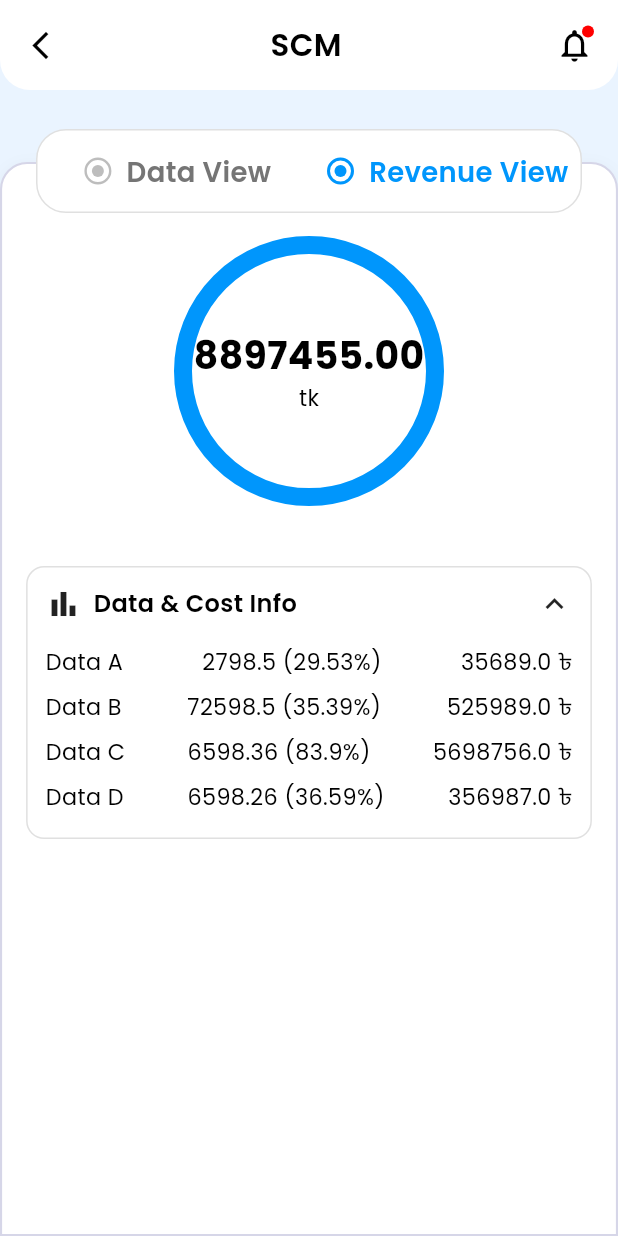
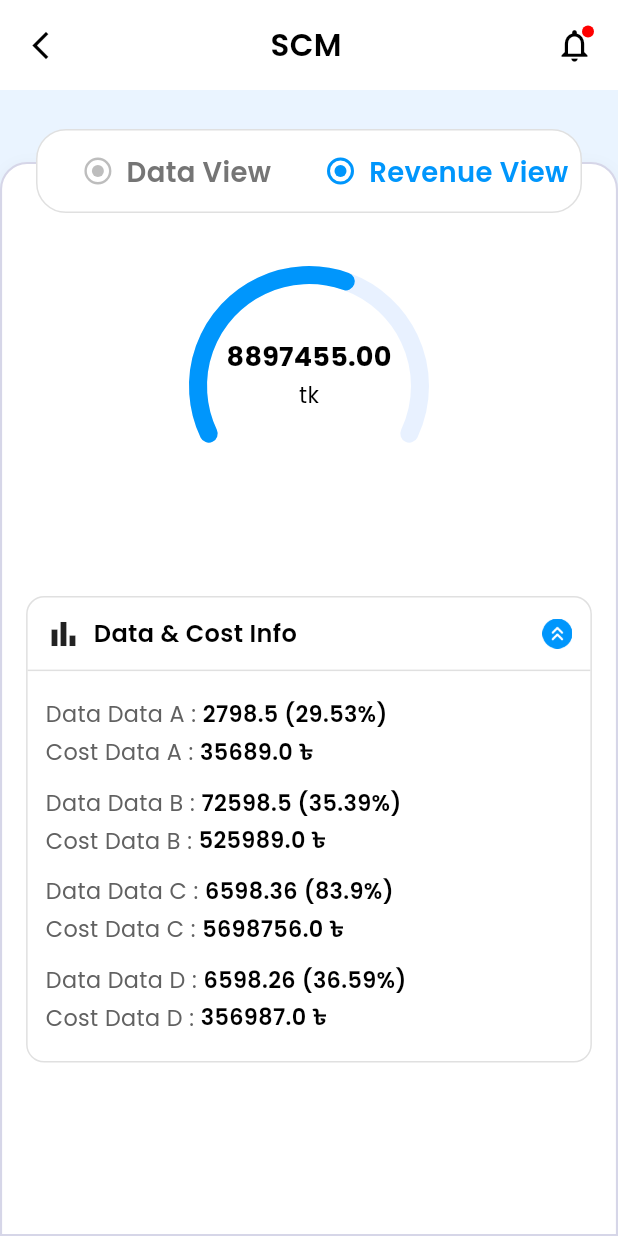
Before and after one commit to AshirRahman/scube, a Flutter app: the DataRevenueScreen screen opened directly, after a tap on "Custom Date Data", after a tap on "Revenue View", on a phone screen of 412 x 824 dp. Run offline on Flutter 3.47's test engine with Material 3 defaults, Android fonts, the phone set to English and light mode, and no system bars; drawn by our look-alikes of syncfusion_flutter_gauges; our stand-ins replace flutter_screenutil, flutter_svg, get, google_fonts, logger, shared_preferences; accounts and stored records are empty.

Commit message:
metric circle fixed, data revenue screen fixed

```diff
--- a/lib/core/common/widgets/custom_appbar.dart
+++ b/lib/core/common/widgets/custom_appbar.dart
@@ -1,4 +1,5 @@
 import 'package:flutter/material.dart';
+import 'package:flutter/services.dart';
 import 'package:scube/core/utils/constants/colors.dart';
 import 'package:scube/core/common/styles/global_text_style.dart';
 
@@ -23,7 +24,16 @@ class CustomAppBar extends StatelessWidget implements PreferredSizeWidget {
 
   @override
   Widget build(BuildContext context) {
-    return SafeArea(
+    return AnnotatedRegion<SystemUiOverlayStyle>(
+      value: const SystemUiOverlayStyle(
+        statusBarColor: AppColors.white,
+        statusBarIconBrightness: Brightness.dark,
+        statusBarBrightness: Brightness.light,
+      ),
+      child: Container(
+        color: AppColors.white,
+        child: SafeArea(
+          top: true,
           bottom: false,
           child: Container(
             height: preferredSize.height,
@@ -93,6 +103,8 @@ class CustomAppBar extends StatelessWidget implements PreferredSizeWidget {
               ],
             ),
           ),
+        ),
+      ),
     );
   }
 }
--- a/lib/features/data_revenue/controller/data_revenue_controller.dart
+++ b/lib/features/data_revenue/controller/data_revenue_controller.dart
@@ -14,8 +14,8 @@ class DataRevenueController extends GetxController {
   RxBool isExpanded = true.obs;
 
   // Metric value
-  RxDouble metricValue = 5.53.obs;
-  RxString metricUnit = "kw".obs;
+  RxDouble metricValue = 55.00.obs;
+  RxString metricUnit = "kWh/Sqft".obs;
 
   // Dummy list
   RxList<DataCostModel> dataCostList = <DataCostModel>[
@@ -49,8 +49,8 @@ class DataRevenueController extends GetxController {
     selectedView.value = type;
 
     if (type == DataRevenueViewType.data) {
-      metricValue.value = 5.53;
-      metricUnit.value = "kw";
+      metricValue.value = 55.00;
+      metricUnit.value = "kWh/Sqft";
     } else {
       metricValue.value = 8897455;
       metricUnit.value = "tk";
--- a/lib/features/data_revenue/screen/data_revenue_screen.dart
+++ b/lib/features/data_revenue/screen/data_revenue_screen.dart
@@ -99,12 +99,14 @@ class DataRevenueScreen extends StatelessWidget {
 
                                 return Column(
                                   children: [
+                                    if (controller.isCustomDate.value)
                                       EnergyChartCard(
                                         title: "Energy Chart",
                                         value:
                                             "${controller.metricValue.value.toStringAsFixed(2)} kw",
                                         items: controller.dataCostList,
                                       ),
+                                    if (controller.isCustomDate.value)
                                       const SizedBox(height: 16),
                                     EnergyChartCard(
                                       title: "Energy Chart",
--- a/lib/features/data_revenue/widget/data_cost_expandable.dart
+++ b/lib/features/data_revenue/widget/data_cost_expandable.dart
@@ -1,6 +1,7 @@
 import 'package:flutter/material.dart';
 import 'package:get/get.dart';
 import 'package:scube/core/common/styles/global_text_style.dart';
+import 'package:scube/core/utils/constants/icon_path.dart';
 import '../model/data_cost_model.dart';
 
 class DataCostExpandable extends StatelessWidget {
@@ -19,7 +20,6 @@ class DataCostExpandable extends StatelessWidget {
   Widget build(BuildContext context) {
     return Obx(() {
       return Container(
-        padding: const EdgeInsets.all(12),
         decoration: BoxDecoration(
           border: Border.all(color: Colors.grey.shade300),
           borderRadius: BorderRadius.circular(12),
@@ -28,6 +28,8 @@ class DataCostExpandable extends StatelessWidget {
           children: [
             GestureDetector(
               onTap: onToggle,
+              child: Padding(
+                padding: const EdgeInsets.all(12),
                 child: Row(
                   children: [
                     const Icon(Icons.bar_chart),
@@ -37,28 +39,68 @@ class DataCostExpandable extends StatelessWidget {
                       style: getTextStyle(fontWeight: FontWeight.w600),
                     ),
                     const Spacer(),
-                  Icon(
-                    expanded.value ? Icons.expand_less : Icons.expand_more,
+                    Image.asset(
+                      expanded.value ? IconPath.upArrow : IconPath.downArrow,
+                      width: 20,
+                      height: 20,
                     ),
                   ],
                 ),
               ),
+            ),
             if (expanded.value) ...[
-              const SizedBox(height: 12),
-              ...items.map((e) => Padding(
-                    padding: const EdgeInsets.symmetric(vertical: 4),
-                    child: Row(
-                      mainAxisAlignment: MainAxisAlignment.spaceBetween,
+              Divider(height: 1, color: Colors.grey.shade300),
+              Padding(
+                padding: const EdgeInsets.all(12),
+                child: Column(
+                  children: items.map((e) {
+                    return Padding(
+                      padding: const EdgeInsets.symmetric(vertical: 6),
+                      child: Column(
                         children: [
-                        Text(e.label, style: getTextStyle(fontSize: 13)),
+                          Row(
+                            children: [
+                              Text(
+                                "Data ${e.label} : ",
+                                style: getTextStyle(
+                                  fontSize: 13,
+                                  color: Colors.grey.shade700,
+                                ),
+                              ),
                               Text(
                                 "${e.data} (${e.percentage}%)",
-                          style: getTextStyle(fontSize: 13),
+                                style: getTextStyle(
+                                  fontSize: 13,
+                                  fontWeight: FontWeight.w600,
                                 ),
-                        Text("${e.cost} ৳", style: getTextStyle(fontSize: 13)),
+                              ),
                             ],
                           ),
-                  )),
+                          const SizedBox(height: 4),
+                          Row(
+                            children: [
+                              Text(
+                                "Cost ${e.label} : ",
+                                style: getTextStyle(
+                                  fontSize: 13,
+                                  color: Colors.grey.shade700,
+                                ),
+                              ),
+                              Text(
+                                "${e.cost} ৳",
+                                style: getTextStyle(
+                                  fontSize: 13,
+                                  fontWeight: FontWeight.w600,
+                                ),
+                              ),
+                            ],
+                          ),
+                        ],
+                      ),
+                    );
+                  }).toList(),
+                ),
+              ),
             ],
           ],
         ),
--- a/lib/features/data_revenue/widget/energy_chart_card.dart
+++ b/lib/features/data_revenue/widget/energy_chart_card.dart
@@ -27,16 +27,21 @@ class EnergyChartCard extends StatelessWidget {
       child: Column(
         crossAxisAlignment: CrossAxisAlignment.start,
         children: [
-          Row(
-            mainAxisAlignment: MainAxisAlignment.spaceBetween,
-            children: [
-              Text(title, style: getTextStyle(fontSize: 16, fontWeight: FontWeight.w600)),
-              Text(value, style: getTextStyle(fontSize: 28, fontWeight: FontWeight.w900)),
-            ],
+          Padding(
+            padding: const EdgeInsets.symmetric(horizontal: 40.0),
+            child: Row(
+              mainAxisAlignment: MainAxisAlignment.spaceBetween,
+              children: [
+                Text(title,
+                    style: getTextStyle(
+                        fontSize: 16, fontWeight: FontWeight.w600)),
+                Text(value,
+                    style: getTextStyle(
+                        fontSize: 28, fontWeight: FontWeight.w600)),
+              ],
+            ),
           ),
-
           const SizedBox(height: 12),
-
           ...items.asMap().entries.map((entry) {
             final idx = entry.key;
             final e = entry.value;
@@ -51,7 +56,8 @@ class EnergyChartCard extends StatelessWidget {
             return Padding(
               padding: const EdgeInsets.symmetric(vertical: 6),
               child: Container(
-                padding: const EdgeInsets.symmetric(horizontal: 10, vertical: 10),
+                padding:
+                    const EdgeInsets.symmetric(horizontal: 10, vertical: 10),
                 decoration: BoxDecoration(
                   borderRadius: BorderRadius.circular(8),
                   border: Border.all(color: Colors.grey.shade300),
@@ -65,38 +71,68 @@ class EnergyChartCard extends StatelessWidget {
                         mainAxisSize: MainAxisSize.min,
                         crossAxisAlignment: CrossAxisAlignment.center,
                         children: [
-                          Container(height: 12, width: 12, decoration: BoxDecoration(color: dotColor, shape: BoxShape.circle)),
+                          Container(
+                              height: 12,
+                              width: 12,
+                              decoration: BoxDecoration(
+                                  color: dotColor, shape: BoxShape.circle)),
                           const SizedBox(height: 8),
-                          Text(e.label, textAlign: TextAlign.center, style: getTextStyle(fontSize: 14, fontWeight: FontWeight.w700)),
+                          Text(e.label,
+                              textAlign: TextAlign.center,
+                              style: getTextStyle(
+                                  fontSize: 14, fontWeight: FontWeight.w700)),
                         ],
                       ),
                     ),
-
                     const SizedBox(width: 12),
-                    Container(width: 2, height: 48, decoration: BoxDecoration(color: Colors.grey.shade300, borderRadius: BorderRadius.circular(2))),
+                    Container(
+                        width: 2,
+                        height: 48,
+                        decoration: BoxDecoration(
+                            color: Colors.grey.shade300,
+                            borderRadius: BorderRadius.circular(2))),
                     const SizedBox(width: 12),
-
                     Expanded(
                       child: Column(
                         crossAxisAlignment: CrossAxisAlignment.start,
                         children: [
                           Row(
                             children: [
-                              Text('Data', style: getTextStyle(fontSize: 13, color: Colors.grey.shade700)),
+                              Text('Data',
+                                  style: getTextStyle(
+                                      fontSize: 13,
+                                      color: Colors.grey.shade700)),
                               const SizedBox(width: 8),
-                              Text(':', style: getTextStyle(fontSize: 13, color: Colors.grey.shade700)),
+                              Text(':',
+                                  style: getTextStyle(
+                                      fontSize: 13,
+                                      color: Colors.grey.shade700)),
                               const SizedBox(width: 8),
-                              Expanded(child: Text('${e.data.toStringAsFixed(2)} (${e.percentage.toStringAsFixed(2)}%)', style: getTextStyle(fontSize: 13, fontWeight: FontWeight.w700))),
+                              Expanded(
+                                  child: Text(
+                                      '${e.data.toStringAsFixed(2)} (${e.percentage.toStringAsFixed(2)}%)',
+                                      style: getTextStyle(
+                                          fontSize: 13,
+                                          fontWeight: FontWeight.w700))),
                             ],
                           ),
                           const SizedBox(height: 6),
                           Row(
                             children: [
-                              Text('Cost', style: getTextStyle(fontSize: 13, color: Colors.grey.shade700)),
+                              Text('Cost',
+                                  style: getTextStyle(
+                                      fontSize: 13,
+                                      color: Colors.grey.shade700)),
                               const SizedBox(width: 8),
-                              Text(':', style: getTextStyle(fontSize: 13, color: Colors.grey.shade700)),
+                              Text(':',
+                                  style: getTextStyle(
+                                      fontSize: 13,
+                                      color: Colors.grey.shade700)),
                               const SizedBox(width: 8),
-                              Text('${e.cost.toStringAsFixed(0)} ৳', style: getTextStyle(fontSize: 13, fontWeight: FontWeight.w700)),
+                              Text('${e.cost.toStringAsFixed(0)} ৳',
+                                  style: getTextStyle(
+                                      fontSize: 13,
+                                      fontWeight: FontWeight.w700)),
                             ],
                           ),
                         ],
--- a/lib/features/data_revenue/widget/metric_circle.dart
+++ b/lib/features/data_revenue/widget/metric_circle.dart
@@ -2,44 +2,91 @@ import 'package:flutter/material.dart';
 import 'package:get/get.dart';
 import 'package:scube/core/common/styles/global_text_style.dart';
 import 'package:scube/core/utils/constants/colors.dart';
+import 'package:syncfusion_flutter_gauges/gauges.dart';
 
 class MetricCircle extends StatelessWidget {
   final RxDouble value;
   final RxString unit;
+  final double maxValue;
 
   const MetricCircle({
     super.key,
     required this.value,
     required this.unit,
+    this.maxValue = 90,
   });
 
   @override
   Widget build(BuildContext context) {
     return Obx(() {
-      return Container(
-        height: 180,
-        width: 180,
-        decoration: BoxDecoration(
-          shape: BoxShape.circle,
-          border: Border.all(color: AppColors.primary, width: 12),
+      // Always use a fixed gauge fill level (about 60% of maxValue)
+      final gaugeValue = maxValue * 0.6;
+
+      return SizedBox(
+        height: 200,
+        width: 200,
+        child: SfRadialGauge(
+          axes: <RadialAxis>[
+            RadialAxis(
+              startAngle: 150,
+              endAngle: 30,
+              minimum: 0,
+              maximum: maxValue,
+              radiusFactor: 0.8,
+              showLabels: false,
+              showTicks: false,
+              axisLineStyle: const AxisLineStyle(
+                thickness: 12,
+                color: Color(0xFFE8F1FF),
+                cornerStyle: CornerStyle.bothCurve,
               ),
-        child: Center(
+              pointers: <GaugePointer>[
+                RangePointer(
+                  value: gaugeValue,
+                  width: 12,
+                  color: AppColors.primary,
+                  cornerStyle: CornerStyle.bothCurve,
+                  enableAnimation: true,
+                  animationDuration: 1500,
+                  animationType: AnimationType.ease,
+                ),
+              ],
+              annotations: <GaugeAnnotation>[
+                GaugeAnnotation(
+                  angle: 270,
+                  positionFactor: 0.1,
+                  widget: SizedBox(
+                    width: 110,
                     child: Column(
+                      mainAxisSize: MainAxisSize.min,
                       mainAxisAlignment: MainAxisAlignment.center,
                       children: [
-              Text(
+                        FittedBox(
+                          fit: BoxFit.scaleDown,
+                          child: Text(
                             value.value.toStringAsFixed(2),
                             style: getTextStyle(
-                  fontSize: 22,
+                              fontSize: 26,
                               fontWeight: FontWeight.bold,
+                              color: AppColors.black,
                             ),
                           ),
+                        ),
+                        const SizedBox(height: 2),
                         Text(
                           unit.value,
-                style: getTextStyle(fontSize: 13),
+                          style: getTextStyle(
+                            fontSize: 13,
+                            color: AppColors.black,
+                          ),
                         ),
                       ],
                     ),
+                  ),
+                ),
+              ],
+            ),
+          ],
         ),
       );
     });
```
Lines whose indentation alone changed are shown as unchanged.
